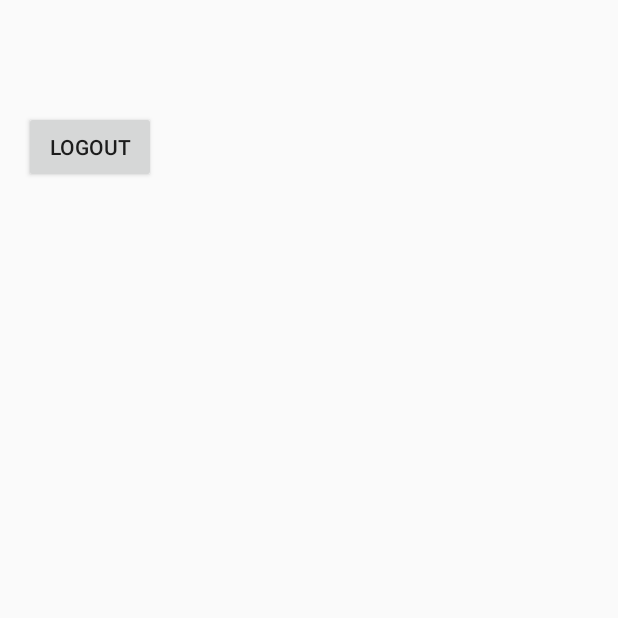
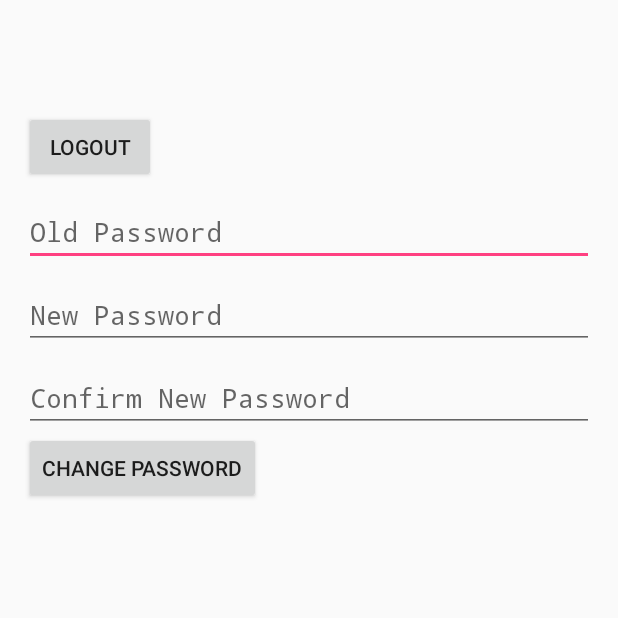
Before and after one commit to rpascual0812/GoSari7.NEW.MAY.17.2016.LOGIN.DESIGN_INCOMPLETE, an Android app: the ViewProfile screen opened directly, with no data from a screen before it, on a phone screen of 412 x 824 dp, the top half of it. Run offline under Robolectric (Android 15) with nearby library versions, the phone set to English and light mode, and no system bars.

Commit message:
--Finished Changed Password

```diff
--- a/app/src/main/res/layout-normal/activity_view_profile.xml
+++ b/app/src/main/res/layout-normal/activity_view_profile.xml
@@ -29,11 +29,55 @@
         android:layout_height="wrap_content"
         android:text="Name"
         />
+
+
     <Button
         android:id="@+id/btn_logout"
         android:layout_width="wrap_content"
         android:layout_height="wrap_content"
         android:text="LOGOUT"
         />
+    <LinearLayout
+        android:layout_height="wrap_content"
+        android:layout_width="fill_parent"
+        android:orientation="vertical"
+        >
 
+        <EditText
+            android:id="@+id/in_oldpassword"
+            android:paddingTop="20dp"
+            android:layout_height="wrap_content"
+            android:layout_width="fill_parent"
+            android:hint="Old Password"
+            android:inputType="textPassword"
+            android:maxLines="1"
+            />
+
+        <EditText
+            android:id="@+id/in_newPassWord"
+            android:paddingTop="20dp"
+            android:layout_height="wrap_content"
+            android:layout_width="fill_parent"
+            android:hint="New Password"
+            android:maxLines="1"
+            android:inputType="textPassword"
+            />
+
+        <EditText
+            android:id="@+id/in_confirmnewPassWord"
+            android:paddingTop="20dp"
+            android:layout_height="wrap_content"
+            android:layout_width="fill_parent"
+            android:hint="Confirm New Password"
+            android:maxLines="1"
+            android:inputType="textPassword"
+            />
+
+        <Button
+            android:id="@+id/btn_ChagePass"
+            android:layout_height="wrap_content"
+            android:layout_width="wrap_content"
+            android:text="CHANGE PASSWORD"
+            />
 </LinearLayout>
+</LinearLayout>
```
Also changed, not shown: app/src/main/java/com/android/iit/chrs/gosari/ViewProfile.java (+112 -1 lines).
